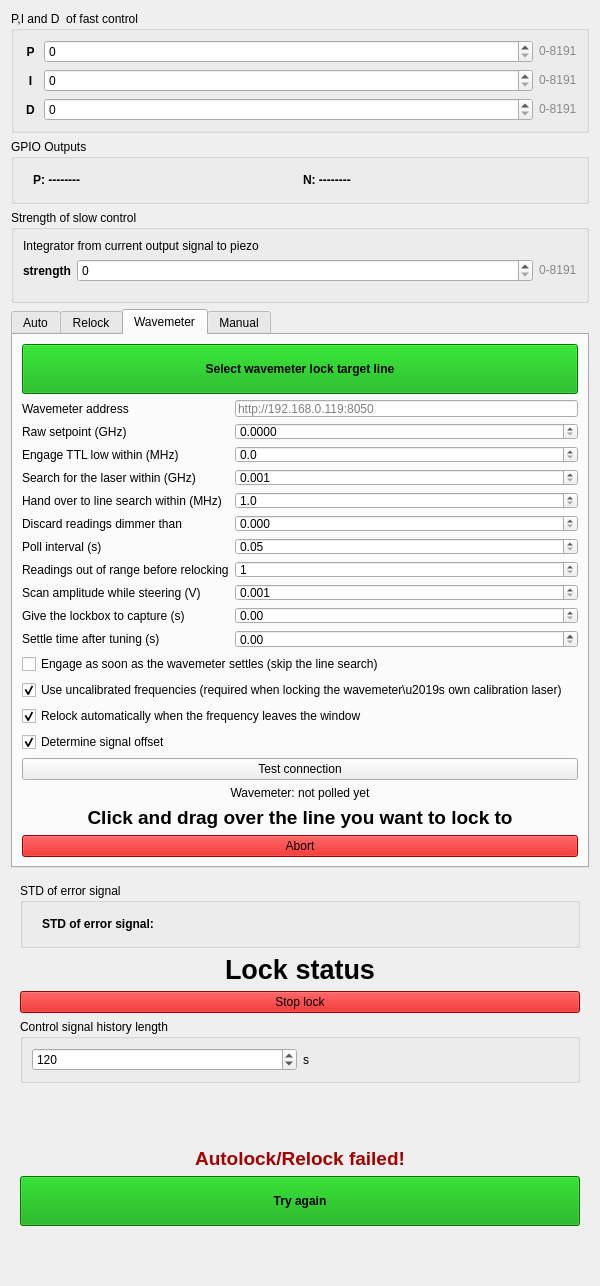
Qt form linien/gui/ui/locking_panel.ui (krbmols/linien) before a commit.
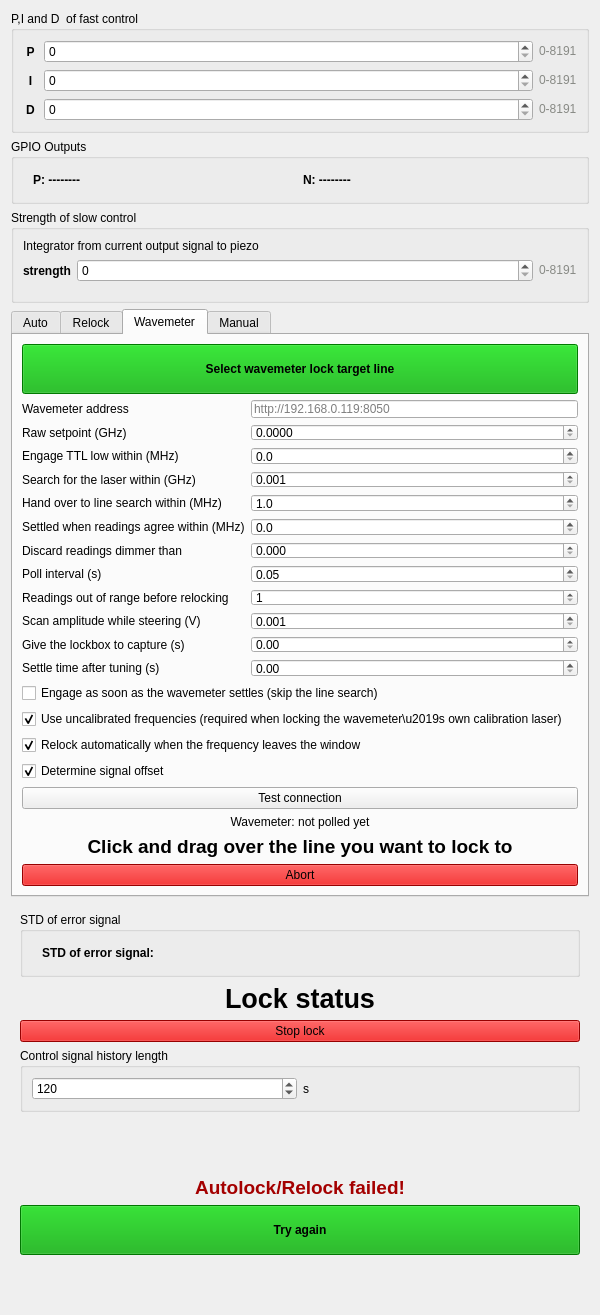
The same form after that commit. The open tabs and pages were chosen to show the change. Custom widgets are drawn as their Qt base class.

```diff
--- a/linien/gui/ui/locking_panel.ui
+++ b/linien/gui/ui/locking_panel.ui
@@ -881,11 +881,24 @@
          </widget>
         </item>
         <item row="5" column="0">
+         <widget class="QLabel" name="label_wm_settled_within">
+          <property name="text"><string>Settled when readings agree within (MHz)</string></property>
+         </widget>
+        </item>
+        <item row="5" column="1">
+         <widget class="QDoubleSpinBox" name="wavemeter_settled_within">
+          <property name="decimals"><number>1</number></property>
+          <property name="minimum"><double>0.000000</double></property>
+          <property name="maximum"><double>100000.000000</double></property>
+          <property name="singleStep"><double>10.000000</double></property>
+         </widget>
+        </item>
+        <item row="6" column="0">
          <widget class="QLabel" name="label_wm_min_amp">
           <property name="text"><string>Discard readings dimmer than</string></property>
          </widget>
         </item>
-        <item row="5" column="1">
+        <item row="6" column="1">
          <widget class="QDoubleSpinBox" name="wavemeter_min_amp">
           <property name="decimals"><number>3</number></property>
           <property name="minimum"><double>0.000000</double></property>
@@ -893,12 +906,12 @@
           <property name="singleStep"><double>0.005000</double></property>
          </widget>
         </item>
-        <item row="6" column="0">
+        <item row="7" column="0">
          <widget class="QLabel" name="label_wm_poll">
           <property name="text"><string>Poll interval (s)</string></property>
          </widget>
         </item>
-        <item row="6" column="1">
+        <item row="7" column="1">
          <widget class="QDoubleSpinBox" name="wavemeter_poll_interval">
           <property name="decimals"><number>2</number></property>
           <property name="minimum"><double>0.050000</double></property>
@@ -906,23 +919,23 @@
           <property name="singleStep"><double>0.100000</double></property>
          </widget>
         </item>
-        <item row="7" column="0">
+        <item row="8" column="0">
          <widget class="QLabel" name="label_wm_count">
           <property name="text"><string>Readings out of range before relocking</string></property>
          </widget>
         </item>
-        <item row="7" column="1">
+        <item row="8" column="1">
          <widget class="QSpinBox" name="wavemeter_max_out_of_range">
           <property name="minimum"><number>1</number></property>
           <property name="maximum"><number>1000</number></property>
          </widget>
         </item>
-        <item row="8" column="0">
+        <item row="9" column="0">
          <widget class="QLabel" name="label_wm_steer_amp">
           <property name="text"><string>Scan amplitude while steering (V)</string></property>
          </widget>
         </item>
-        <item row="8" column="1">
+        <item row="9" column="1">
          <widget class="QDoubleSpinBox" name="wavemeter_steering_ramp_amplitude">
           <property name="decimals"><number>3</number></property>
           <property name="minimum"><double>0.001000</double></property>
@@ -930,12 +943,12 @@
           <property name="singleStep"><double>0.010000</double></property>
          </widget>
         </item>
-        <item row="9" column="0">
+        <item row="10" column="0">
          <widget class="QLabel" name="label_wm_lock_settle">
           <property name="text"><string>Give the lockbox to capture (s)</string></property>
          </widget>
         </item>
-        <item row="9" column="1">
+        <item row="10" column="1">
          <widget class="QDoubleSpinBox" name="wavemeter_lock_settle_time">
           <property name="decimals"><number>2</number></property>
           <property name="minimum"><double>0.000000</double></property>
@@ -943,12 +956,12 @@
           <property name="singleStep"><double>0.500000</double></property>
          </widget>
         </item>
-        <item row="10" column="0">
+        <item row="11" column="0">
          <widget class="QLabel" name="label_wm_settle">
           <property name="text"><string>Settle time after tuning (s)</string></property>
          </widget>
         </item>
-        <item row="10" column="1">
+        <item row="11" column="1">
          <widget class="QDoubleSpinBox" name="wavemeter_settle_time">
           <property name="decimals"><number>2</number></property>
           <property name="minimum"><double>0.000000</double></property>
```
